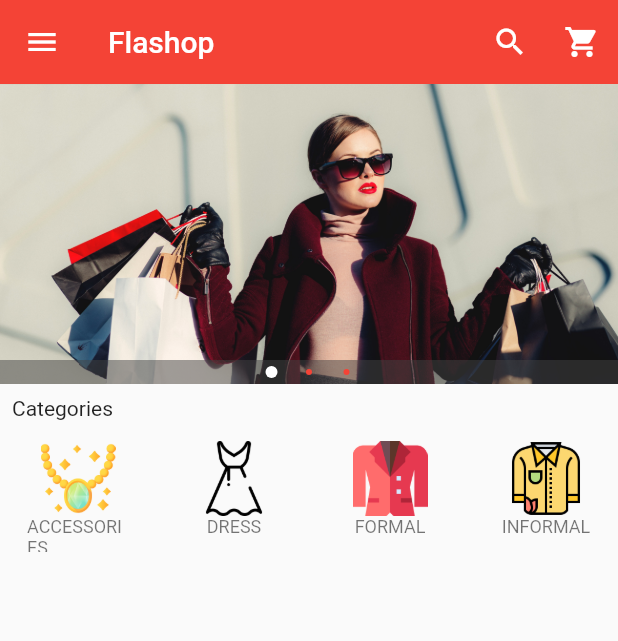
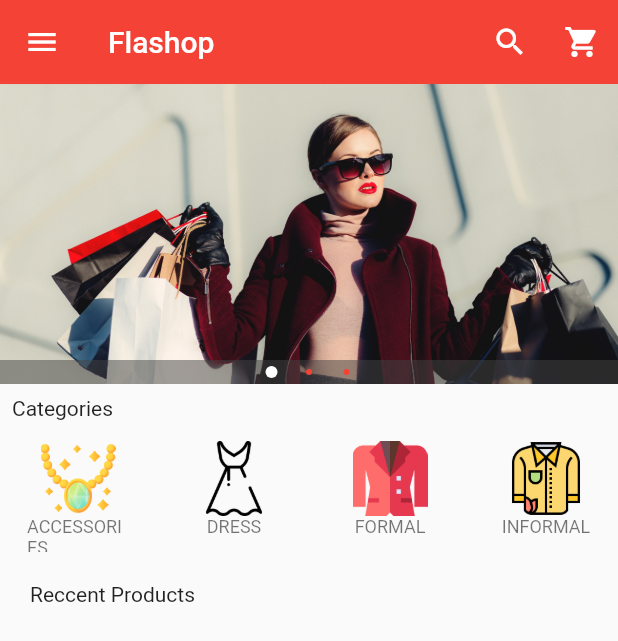
Before and after one commit to taepunphu/shopapp, a Flutter app: the screen it shows after launch, on a phone screen of 412 x 824 dp. Shown: the top 641 px of the screen. Run offline on Flutter 3.47's test engine with Material 2 defaults, Android fonts, the light colour scheme and no system bars; drawn by our look-alikes of carousel_pro.

Commit message:
End of Recent Grid View 1

```diff
--- /dev/null
+++ b/lib/Components/products.dart
@@ -0,0 +1,83 @@
+import 'package:flutter/material.dart';
+
+class Products extends StatefulWidget {
+  Products({Key key}) : super(key: key);
+
+  @override
+  _ProductsState createState() => _ProductsState();
+}
+
+class _ProductsState extends State<Products> {
+  var product_list = [
+    {
+      "name": "Adidas",
+      "picture": "images/product/adidas.jpg",
+      "old_price": 120,
+      "price": 85,
+    },
+    {
+      "name": "Cust shoes",
+      "picture": "images/product/custshoes.jpg",
+      "old_price": 100,
+      "price": 80,
+    },
+    {
+      "name": "dress1",
+      "picture": "images/product/dress1.jpg",
+      "old_price": 40,
+      "price": 60,
+    },
+    {
+      "name": "dress2",
+      "picture": "images/product/dress2.jpg",
+      "old_price": 500,
+      "price": 450,
+    },
+    {
+      "name": "dress3",
+      "picture": "images/product/dress2.jpg",
+      "old_price": 1200,
+      "price": 1000,
+    },
+    {
+      "name": "Nike",
+      "picture": "images/products/nike.jpg",
+      "old_price": 5000,
+      "price": 2500,
+    },
+    {
+      "name": "Vans",
+      "picture": "images/products/vans.jpg",
+      "old_price": 3500,
+      "price": 3000,
+    },
+  ];
+
+  @override
+  Widget build(BuildContext context) {
+    return Container();
+  }
+}
+
+class Single_prod extends StatelessWidget {
+  final prod_name;
+  final prod_picture;
+  final prod_old_price;
+  final prod_price;
+
+  Single_prod({
+    this.prod_name,
+    this.prod_picture,
+    this.prod_old_price,
+    this.prod_price
+  });
+
+
+
+  @override
+  Widget build(BuildContext context) {
+    return Container(
+
+    );
+  }
+}
--- a/lib/main.dart
+++ b/lib/main.dart
@@ -7,6 +7,7 @@ import 'package:flutter/painting.dart';
 //my own import
 //import './Components/horizontal_listview.dart';
 import 'package:shopapp/Components/horizontal_listview.dart';
+import 'package:shopapp/Components/products.dart';
 
 void main(){
   runApp(
@@ -149,6 +150,17 @@ class _HomePageState extends State<HomePage> {
           //Horizontal List view begin here
           HorizontalList(),
 
+          //padding widget
+          new Padding(padding: const EdgeInsets.all(20.0),
+          child: new Text('Reccent Products'),
+          ),
+
+          //grid view
+          Container(
+            height: 320,
+            child: Products(),
+          )
+
 
         ]
       ),
```
